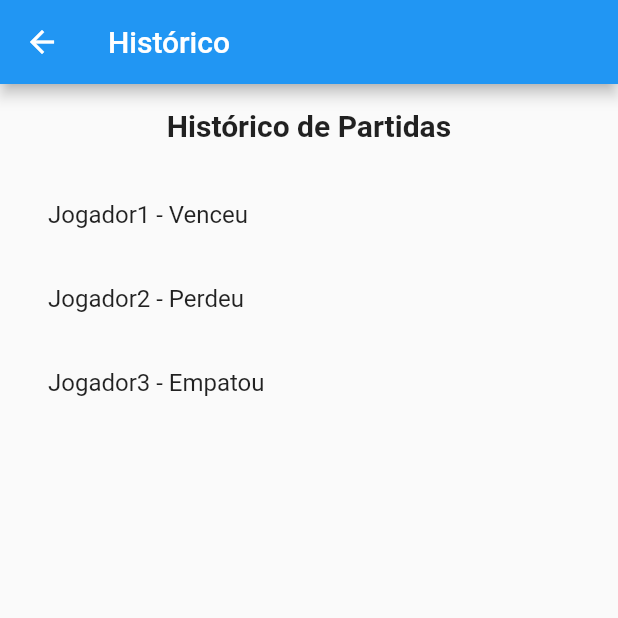
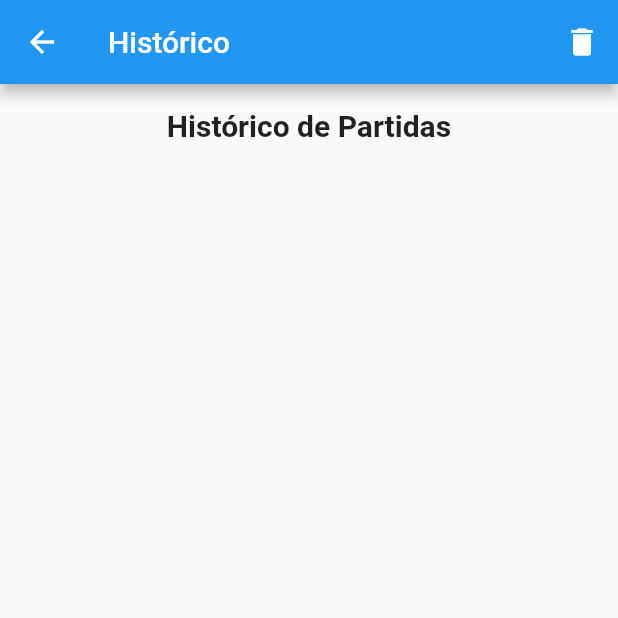
Before and after one commit to Eduardo-Alves-de-Sousa/Black_Jack, a Flutter app: the HistoricoScreen screen opened directly, on a phone screen of 412 x 824 dp, the top half of it. Run offline on Flutter 3.47's test engine with Material 2 defaults, Android fonts, the phone set to English and light mode, and no system bars.

Commit message:
Atualização do historico

```diff
--- a/jogo/lib/historico_screen.dart
+++ b/jogo/lib/historico_screen.dart
@@ -5,16 +5,18 @@ class HistoricoScreen extends StatelessWidget {
 
   @override
   Widget build(BuildContext context) {
-    // Substitua este exemplo com a lógica real para exibir o histórico
-    List<HistoricoItem> historico = [
-      HistoricoItem(nomeJogador: 'Jogador1', resultado: 'Venceu'),
-      HistoricoItem(nomeJogador: 'Jogador2', resultado: 'Perdeu'),
-      HistoricoItem(nomeJogador: 'Jogador3', resultado: 'Empatou'),
-    ];
-
     return Scaffold(
       appBar: AppBar(
         title: const Text('Histórico'),
+        actions: [
+          IconButton(
+            onPressed: () {
+              // Chamar a função para apagar o histórico
+              Historico.limparHistorico();
+            },
+            icon: const Icon(Icons.delete),
+          ),
+        ],
       ),
       body: Padding(
         padding: const EdgeInsets.all(16.0),
@@ -26,12 +28,18 @@ class HistoricoScreen extends StatelessWidget {
               style: TextStyle(fontSize: 20, fontWeight: FontWeight.bold),
             ),
             const SizedBox(height: 20),
-            Column(
-              children: historico
-                  .map((item) => ListTile(
-                        title: Text('${item.nomeJogador} - ${item.resultado}'),
-                      ))
-                  .toList(),
+            // Exibir o histórico global
+            Expanded(
+              child: ListView.builder(
+                itemCount: Historico.historico.length,
+                itemBuilder: (context, index) {
+                  final jogo = Historico.historico[index];
+                  return ListTile(
+                    title: Text(
+                        '${jogo.nomeJogador} - Pontuação: ${jogo.pontuacao} - ${jogo.resultado}'),
+                  );
+                },
+              ),
             ),
           ],
         ),
@@ -41,15 +49,44 @@ class HistoricoScreen extends StatelessWidget {
 }
 
 class HistoricoItem {
+  final String id; // Identificador único para cada jogo
   final String nomeJogador;
+  final int pontuacao;
   final String resultado;
-
-  // Adicionando um campo para indicar se a partida terminou em empate
   final bool empate;
 
   HistoricoItem({
+    required this.id,
     required this.nomeJogador,
+    required this.pontuacao,
     required this.resultado,
-    this.empate = false,
+    required this.empate,
   });
 }
+
+class Historico {
+  static List<HistoricoItem> historico = [];
+
+  static void adicionarJogo({
+    required String nomeJogador,
+    required int pontuacao,
+    required String resultado,
+    required bool empate,
+  }) {
+    final id = DateTime.now().millisecondsSinceEpoch.toString();
+    historico.add(
+      HistoricoItem(
+        id: id,
+        nomeJogador: nomeJogador,
+        pontuacao: pontuacao,
+        resultado: resultado,
+        empate: empate,
+      ),
+    );
+  }
+
+  // Função para limpar o histórico
+  static void limparHistorico() {
+    historico.clear();
+  }
+}
```
